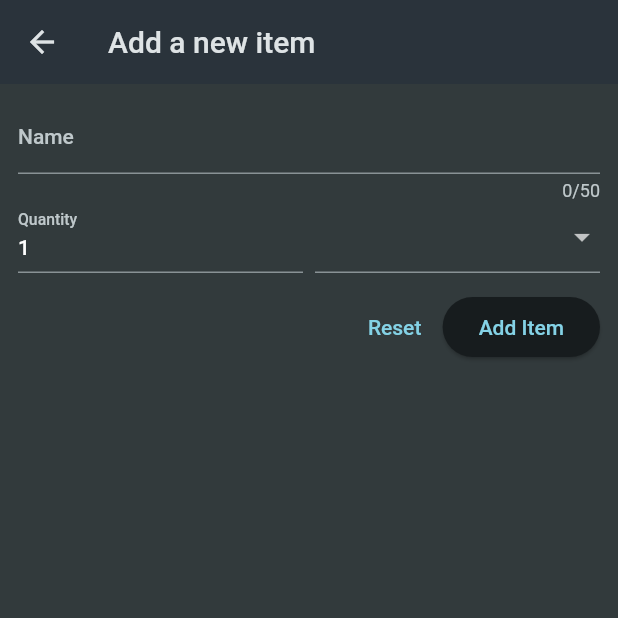
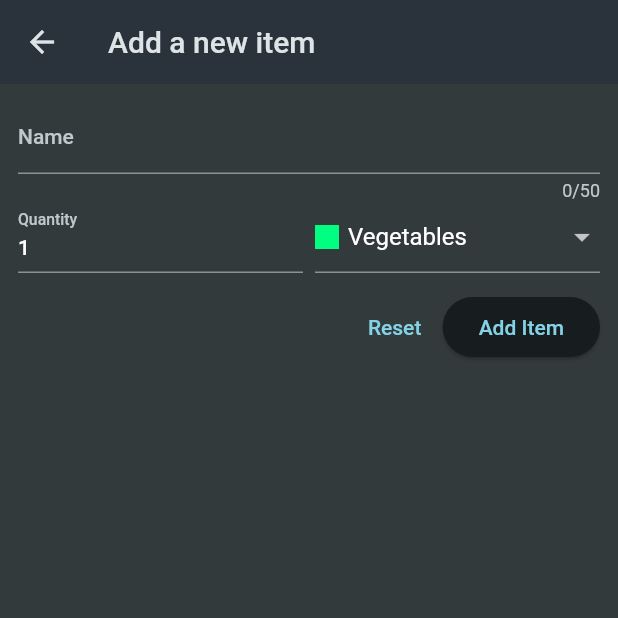
Before and after one commit to ShinHyeongcheol/Flutter-Study, a Flutter app: the screen it shows after launch, after a tap on the "add" icon, on a phone screen of 412 x 824 dp, the top half of it. Run offline on Flutter 3.47's test engine with Material 2 defaults, Android fonts, the phone set to English and light mode, and no system bars; our stand-ins replace google_fonts, transparent_image.

Commit message:
Udemy Section11

```diff
--- a/udemy2/Section1112/lib/widgets/grocery_list.dart
+++ b/udemy2/Section1112/lib/widgets/grocery_list.dart
@@ -1,6 +1,7 @@
 import 'package:flutter/material.dart';
 
-import 'package:section1112/data/dummy_items.dart';
+//import 'package:section1112/data/dummy_items.dart';
+import 'package:section1112/models/grocery_item.dart';
 import 'package:section1112/widgets/new_item.dart';
 
 class GroceryList extends StatefulWidget {
@@ -11,16 +12,60 @@
 }
 
 class _GroceryListState extends State<GroceryList> {
-  void _additems() {
-    Navigator.of(context).push(
+  final List<GroceryItem> _groceryItems = [];
+
+  Future<void> _additems() async {
+    final newItem = await Navigator.of(context).push<GroceryItem>(
       MaterialPageRoute(
         builder: (ctx) => NewItem(),
       ),
     );
+
+    if (newItem == null) {
+      return;
+    }
+    setState(() {
+      _groceryItems.add(newItem);
+    });
+  }
+
+  void _removeItem(GroceryItem item){
+    setState(() {
+      _groceryItems.remove(item);
+    });
   }
 
   @override
   Widget build(BuildContext context) {
+    Widget content = Center(
+      child: Text('No Item'),
+    );
+
+    if (_groceryItems.isNotEmpty){
+      content = ListView.builder(
+        itemCount: _groceryItems.length,
+        itemBuilder: (ctx, index) => Dismissible(
+          onDismissed: (direction){
+            _removeItem(_groceryItems[index]);
+          },
+          key: ValueKey(
+            _groceryItems[index].id
+          ),
+          child: ListTile(
+            title: Text(_groceryItems[index].name),
+            leading: Container(
+              width: 24,
+              height: 24,
+              color: _groceryItems[index].category.color,
+            ),
+            trailing: Text(
+              _groceryItems[index].quantity.toString(),
+            ),
+          ),
+        ),
+      );
+    }
+
     return Scaffold(
       appBar: AppBar(
         title: const Text('Your Groceries'),
@@ -31,20 +76,7 @@
           ),
         ],
       ),
-      body: ListView.builder(
-        itemCount: groceryItems.length,
-        itemBuilder: (ctx, index) => ListTile(
-          title: Text(groceryItems[index].name),
-          leading: Container(
-            width: 24,
-            height: 24,
-            color: groceryItems[index].category.color,
-          ),
-          trailing: Text(
-            groceryItems[index].quantity.toString(),
-          ),
-        ),
-      ),
+      body:content,
     );
   }
 }
--- a/udemy2/Section1112/lib/widgets/new_item.dart
+++ b/udemy2/Section1112/lib/widgets/new_item.dart
@@ -1,5 +1,7 @@
 import 'package:flutter/material.dart';
 import 'package:section1112/data/categories.dart';
+import 'package:section1112/models/category.dart';
+import 'package:section1112/models/grocery_item.dart';
 
 class NewItem extends StatefulWidget {
   const NewItem({Key? key}) : super(key: key);
@@ -9,11 +11,25 @@
 }
 
 class _NewItemState extends State<NewItem> {
-
   final _formKey = GlobalKey<FormState>();
+  var _enteredName = '';
+  var _enterQuantity = 1;
+  var _enterCategory = categories[Categories.vegetables]!;
 
   void _saveitem() {
-    _formKey.currentState!.validate();
+    if (_formKey.currentState!.validate()) {
+      _formKey.currentState!.save();
+      print(_enteredName);
+      print(_enterQuantity);
+      print(_enterCategory);
+      Navigator.of(context).pop(
+        GroceryItem(
+            id: DateTime.now().toString(),
+            name: _enteredName,
+            quantity: _enterQuantity,
+            category: _enterCategory),
+      );
+    }
   }
 
   @override
@@ -43,7 +59,13 @@
                     return 'must be between 1 and 50 characters.';
                   }
                   return null;
-                },// 트리거가 없어서 실행 X 유효성 검사 논리
+                }, // 트리거가 없어서 실행 X 유효성 검사 논리
+                onSaved: (value) {
+                  if (value == null) {
+                    return;
+                  }
+                  _enteredName = value;
+                },
               ), // instead of TextField() -> 문제
               Row(
                 crossAxisAlignment: CrossAxisAlignment.end,
@@ -55,15 +77,19 @@
                         label: Text('Quantity'),
                       ),
                       keyboardType: TextInputType.number,
-                      initialValue: '1',
+                      initialValue: _enterQuantity.toString(),
                       validator: (value) {
                         if (value == null ||
                             value.isEmpty ||
-                            int.tryParse(value) == null || // int면 숫자 반환, 아니면 null
+                            int.tryParse(value) ==
+                                null || // int면 숫자 반환, 아니면 null
                             int.tryParse(value)! <= 0) {
                           return 'must be a valid, positive number.';
                         }
                         return null;
+                      },
+                      onSaved: (value) {
+                        _enterQuantity = int.parse(value!);
                       },
                     ),
                   ),
@@ -71,7 +97,9 @@
                     width: 8,
                   ),
                   Expanded(
-                    child: DropdownButtonFormField(items: [
+                    child: DropdownButtonFormField(
+                      value: _enterCategory,
+                      items: [
                         for (final catecory in categories.entries)
                           DropdownMenuItem(
                             value: catecory.value,
@@ -89,8 +117,12 @@
                               ],
                             ),
                           ),
-                    ], onChanged: (value) {}),
-                  )
+                      ],
+                      onChanged: (value) {
+                        _enterCategory = value!;
+                      },
+                    ),
+                  ),
                 ],
               ),
               SizedBox(
```
Lines whose indentation alone changed are shown as unchanged.
